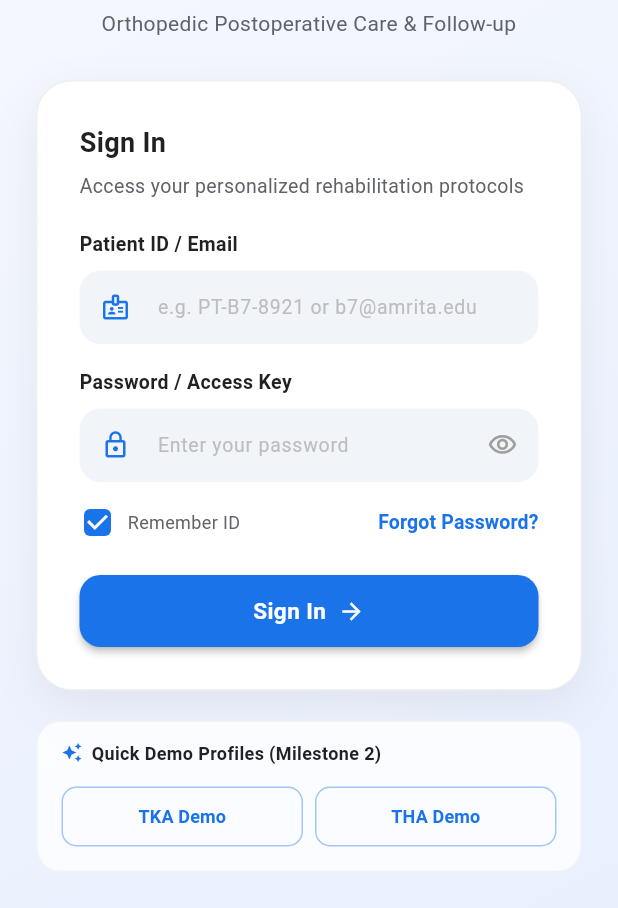
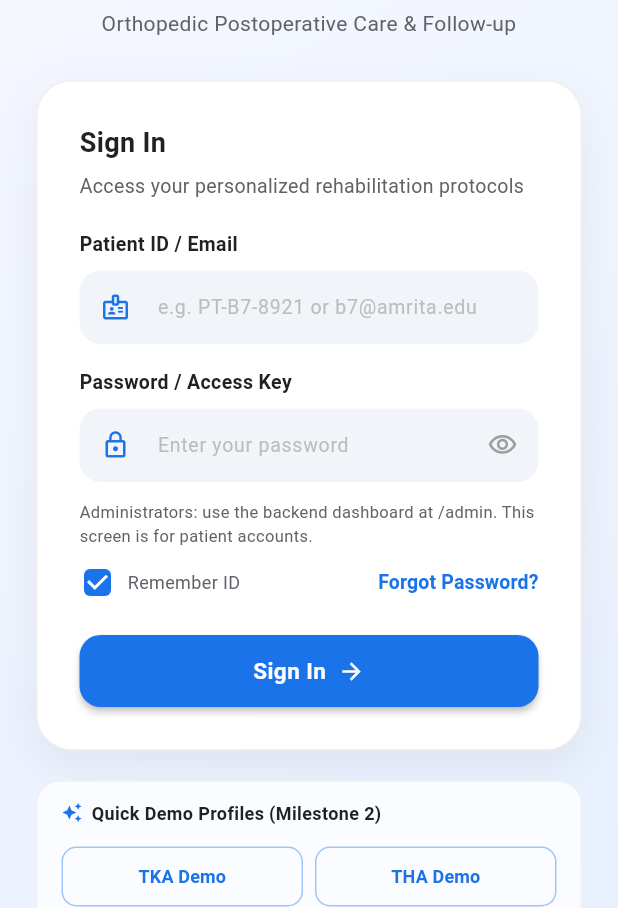
Before and after one commit to SujithMatam/-ProjectPhase_B7, a Flutter app: the LoginScreen screen opened directly with empty values, on a phone screen of 412 x 824 dp, the part 328-1236 px from its top. Run offline on Flutter 3.47's test engine with Material 3 defaults, Android fonts, the phone set to English and light mode, and no system bars; our stand-ins replace audioplayers, image_picker, sqflite, sqflite_common_ffi_web; missing offline and left inert: dart:html; accounts and stored records are empty.

Commit message:
Clarify admin dashboard login path
Co-authored-by: Copilot App <223556219+Copilot@users.noreply.github.com>

```diff
--- a/lib/screens/login_screen.dart
+++ b/lib/screens/login_screen.dart
@@ -51,7 +51,10 @@ class _LoginScreenState extends State<LoginScreen> {
       Navigator.pop(context, true); // Return success to main screen
     } else {
       setState(() {
-        _errorMessage = 'Invalid Patient ID/Email or password. Check credentials or try quick demo.';
+        final attemptedAdmin = _idController.text.trim().toLowerCase() == 'admin';
+        _errorMessage = attemptedAdmin
+            ? 'The admin account is for the backend dashboard. Open /admin in your browser and sign in there.'
+            : 'Invalid Patient ID/Email or password. Check credentials or try quick demo.';
       });
     }
   }
@@ -379,6 +382,16 @@ class _LoginScreenState extends State<LoginScreen> {
                             ),
                             const SizedBox(height: 12),
 
+                            Text(
+                              'Administrators: use the backend dashboard at /admin. '
+                              'This screen is for patient accounts.',
+                              style: TextStyle(
+                                fontSize: 11,
+                                color: subTextColor,
+                              ),
+                            ),
+                            const SizedBox(height: 8),
+
                             // Remember me & Forgot Password Row
                             Row(
                               mainAxisAlignment: MainAxisAlignment.spaceBetween,
```
